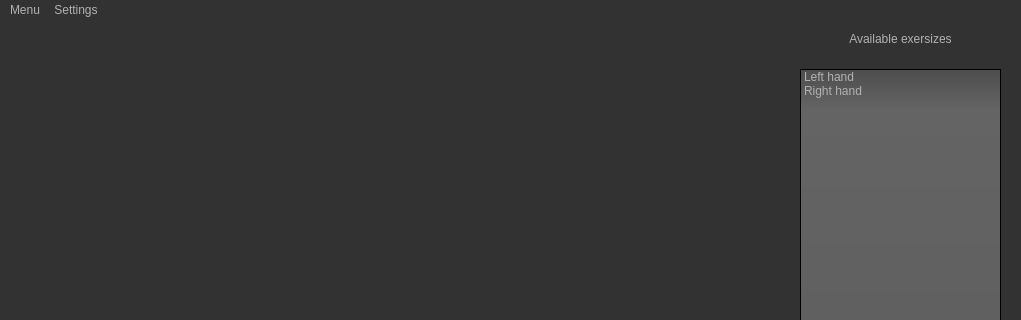
elizarpif/aid_final_project, file ui/MainWindow.ui: the form before one commit; both pictures show x 0 to 1021 and y 0 to 320 of the 1021 by 723 pixel window.
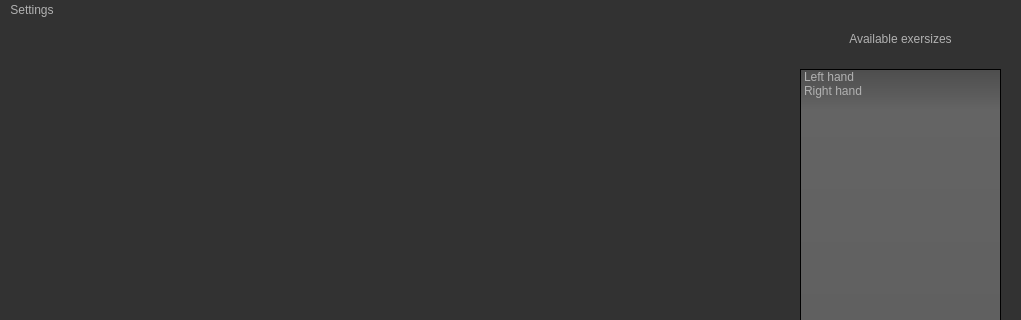
The form after the commit. Icons and pictures are not drawn.

Commit message: added menu (on mac it isnt work(

```diff
--- a/ui/MainWindow.ui
+++ b/ui/MainWindow.ui
@@ -119,6 +119,8 @@
  padding: 1px;
  padding-left: 1px;
  padding-right: 1px;
+ min-width: 100px; /* Set minimum width */
+ min-height: 30px; /* Set minimum height */
 }
 
 QPushButton:pressed
@@ -615,21 +617,12 @@
      <height>20</height>
     </rect>
    </property>
-   <widget class="QMenu" name="menuMenu">
-    <property name="title">
-     <string>Menu</string>
-    </property>
-    <addaction name="actionAbout_authors"/>
-    <addaction name="actionAbout_application"/>
-    <addaction name="actionExit"/>
-   </widget>
    <widget class="QMenu" name="menuSettings">
     <property name="title">
      <string>Settings</string>
     </property>
     <addaction name="actionSkeleton_view"/>
    </widget>
-   <addaction name="menuMenu"/>
    <addaction name="menuSettings"/>
   </widget>
   <widget class="QStatusBar" name="statusbar"/>
```
Left out of the diff: 63 changed lines with no effect on the pictures. The commit also changes 2 other files.
